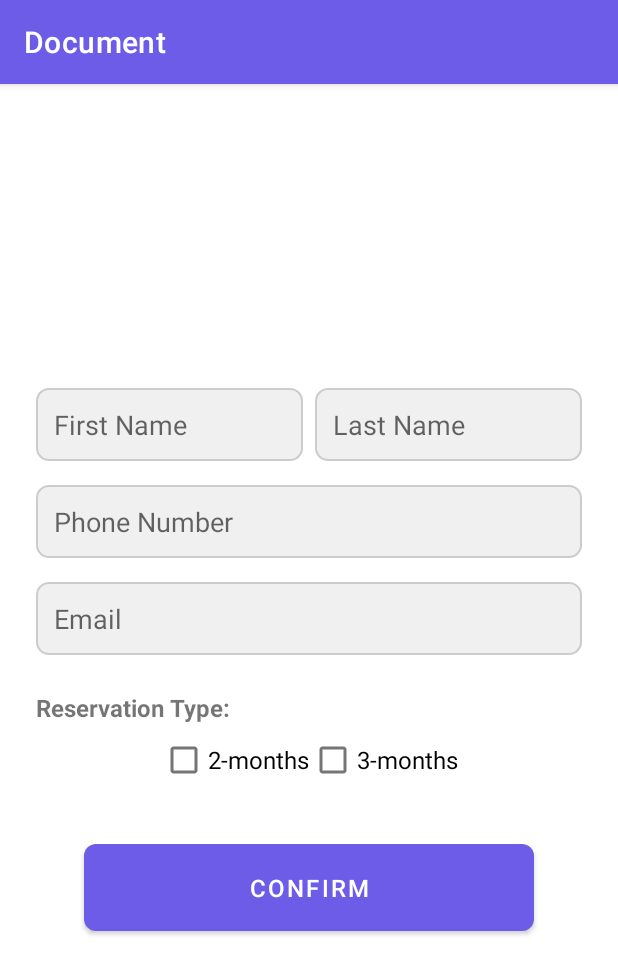
After one commit to ZiadSala7/Android_Graduation_Project, an Android app: the DocumentInput screen opened directly, with no data from a screen before it, on a phone screen of 412 x 824 dp. The commit adds this screen. Shown: the top 974 px of the screen. Run offline under Robolectric (Android 15) with nearby library versions, the phone set to English and light mode, and no system bars.

Commit message:
haspy allah feek

```diff
--- /dev/null
+++ b/app/src/main/java/com/example/graduationproject/DocumentInput.kt
@@ -0,0 +1,42 @@
+package com.example.graduationproject
+
+
+import android.content.Intent
+import android.os.Bundle
+import android.widget.Button
+import android.widget.CheckBox
+import android.widget.EditText
+import androidx.appcompat.app.AppCompatActivity
+
+
+class DocumentInput : AppCompatActivity() {
+    override fun onCreate(savedInstanceState: Bundle?) {
+        super.onCreate(savedInstanceState)
+        // ← replace with your actual layout resource name:
+        setContentView(R.layout.activity_reservation_document_input)
+
+        var confirmbtn = findViewById<Button>(R.id.buttonConfirm)
+        var editTextFirstName = findViewById<EditText>(R.id.editTextFirstName)
+        var editTextLastName = findViewById<EditText>(R.id.editTextLastName)
+        var editTextPhone = findViewById<EditText>(R.id.editTextPhone)
+        var editTextEmail = findViewById<EditText>(R.id.editTextEmail)
+        var checkBox2Months = findViewById<CheckBox>(R.id.checkBox2Months)
+        var checkBox3Months = findViewById<CheckBox>(R.id.checkBox3Months)
+
+        confirmbtn.setOnClickListener{
+            val intent = Intent(this, DisplayActivity::class.java).apply {
+                putExtra("first_name",       editTextFirstName.text.toString().trim())
+                putExtra("last_name",        editTextLastName .text.toString().trim())
+                putExtra("phone",            editTextPhone    .text.toString().trim())
+                putExtra("email",            editTextEmail    .text.toString().trim())
+                putExtra("reservation_type", when {
+                    checkBox2Months.isChecked -> "2-months"
+                    checkBox3Months.isChecked -> "3-months"
+                    else                       -> ""
+                })
+            }
+            startActivity(intent)
+        }
+
+    }
+}
--- /dev/null
+++ b/app/src/main/res/drawable/button_background.xml
@@ -0,0 +1,4 @@
+<?xml version="1.0" encoding="utf-8"?>
+<shape xmlns:android="http://schemas.android.com/apk/res/android"
+    android:shape="rectangle">
+    <solid android:color="#3F51B5"/> <corners android:radius="8dp"/>    </shape>
--- /dev/null
+++ b/app/src/main/res/drawable/edit_text_background.xml
@@ -0,0 +1,5 @@
+<?xml version="1.0" encoding="utf-8"?>
+<shape xmlns:android="http://schemas.android.com/apk/res/android"
+    android:shape="rectangle">
+    <solid android:color="#F0F0F0"/> <corners android:radius="8dp"/>   <stroke android:width="1dp" android:color="#CCCCCC"/>
+</shape>
--- a/app/src/main/res/layout/activity_reservation_document_input.xml
+++ b/app/src/main/res/layout/activity_reservation_document_input.xml
@@ -1,6 +1,99 @@
 <?xml version="1.0" encoding="utf-8"?>
-<LinearLayout xmlns:android="http://schemas.android.com/apk/res/android"
+<LinearLayout
+    xmlns:android="http://schemas.android.com/apk/res/android"
     android:layout_width="match_parent"
-    android:layout_height="match_parent">
+    android:layout_height="match_parent"
+    android:orientation="vertical"
+    android:padding="24dp"
+    android:gravity="center_vertical">
+    <LinearLayout
+        android:layout_width="match_parent"
+        android:layout_height="wrap_content"
+        android:orientation="horizontal">
 
+        <EditText
+            android:id="@+id/editTextFirstName"
+            android:layout_width="0dp"
+            android:layout_height="wrap_content"
+            android:layout_weight="1"
+            android:hint="First Name"
+            android:inputType="textPersonName"
+            android:background="@drawable/edit_text_background"
+            android:padding="12dp"
+            android:layout_marginEnd="8dp"/>
+
+        <EditText
+            android:id="@+id/editTextLastName"
+            android:layout_width="0dp"
+            android:layout_height="wrap_content"
+            android:layout_weight="1"
+            android:hint="Last Name"
+            android:inputType="textPersonName"
+            android:background="@drawable/edit_text_background"
+            android:padding="12dp"/>
+    </LinearLayout>
+
+    <EditText
+        android:id="@+id/editTextPhone"
+        android:layout_width="match_parent"
+        android:layout_height="wrap_content"
+        android:hint="Phone Number"
+        android:inputType="phone"
+        android:background="@drawable/edit_text_background"
+        android:padding="12dp"
+        android:layout_marginTop="16dp"/>
+
+    <EditText
+        android:id="@+id/editTextEmail"
+        android:layout_width="match_parent"
+        android:layout_height="wrap_content"
+        android:hint="Email"
+        android:inputType="textEmailAddress"
+        android:background="@drawable/edit_text_background"
+        android:padding="12dp"
+        android:layout_marginTop="16dp"/>
+
+    <TextView
+        android:id="@+id/textViewReservationLabel"
+        android:layout_width="wrap_content"
+        android:layout_height="wrap_content"
+        android:text="Reservation Type:"
+        android:textSize="16sp"
+        android:textStyle="bold"
+        android:layout_marginTop="24dp"/>
+
+    <LinearLayout
+        android:layout_width="match_parent"
+        android:layout_height="wrap_content"
+        android:gravity="center">
+        <CheckBox
+            android:id="@+id/checkBox2Months"
+            android:layout_width="wrap_content"
+            android:layout_height="wrap_content"
+            android:text="2-months"
+            android:textSize="16sp"
+            />
+
+        <CheckBox
+            android:id="@+id/checkBox3Months"
+            android:layout_width="wrap_content"
+            android:layout_height="wrap_content"
+            android:text="3-months"
+            android:textSize="16sp"
+            />
+    </LinearLayout>
+
+    <Button
+        android:id="@+id/buttonConfirm"
+        android:layout_width="match_parent"
+        android:layout_height="wrap_content"
+        android:text="Confirm"
+        android:background="@drawable/button_background"
+        android:textColor="@android:color/white"
+        android:textSize="16sp"
+        android:paddingTop="12dp"
+        android:paddingBottom="12dp"
+        android:layout_marginTop="32dp"
+        android:layout_marginStart="32dp"
+        android:layout_marginEnd="32dp"/>
 </LinearLayout>
--- a/gradle/libs.versions.toml
+++ b/gradle/libs.versions.toml
@@ -1,5 +1,5 @@
 [versions]
-agp = "8.9.0"
+agp = "8.8.2"
 kotlin = "1.9.0"
 coreKtx = "1.15.0"
 junit = "4.13.2"
```
Also changed, not shown: app/src/main/AndroidManifest.xml (+11 -0 lines), app/src/main/java/com/example/graduationproject/CarDetailActivity.kt (+6 -4 lines), app/src/main/java/com/example/graduationproject/DisplayActivity.kt (added, +40 -0 lines), app/src/main/res/layout/activity_display_info.xml (added, +63 -0 lines), gradle/wrapper/gradle-wrapper.properties.
